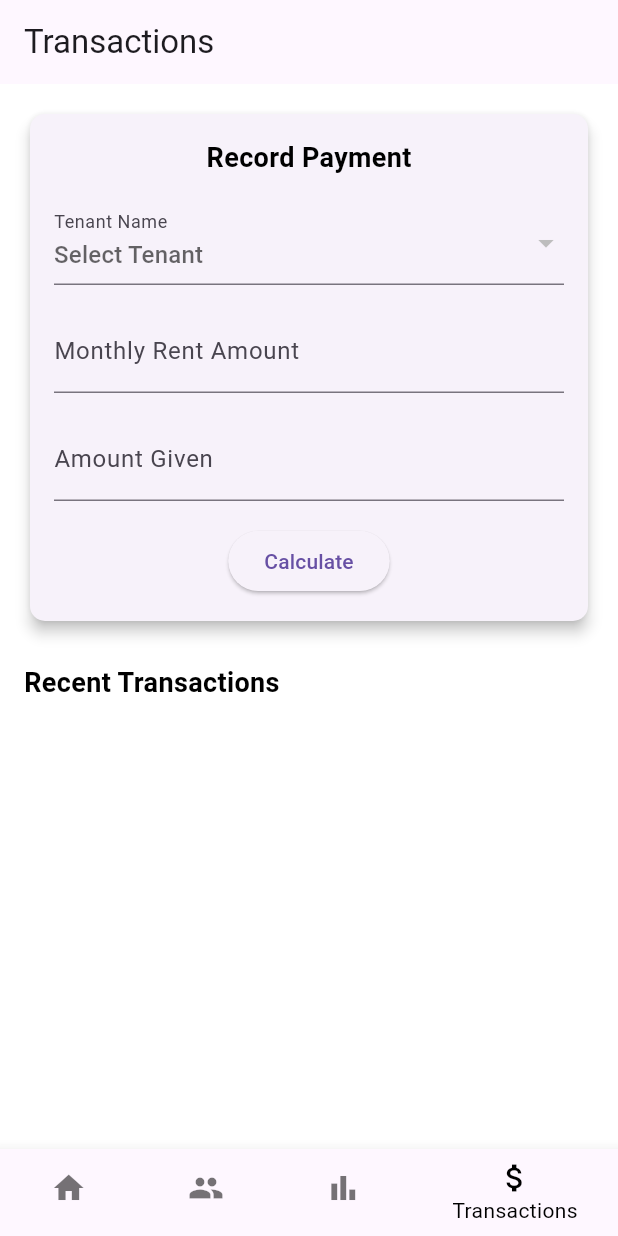
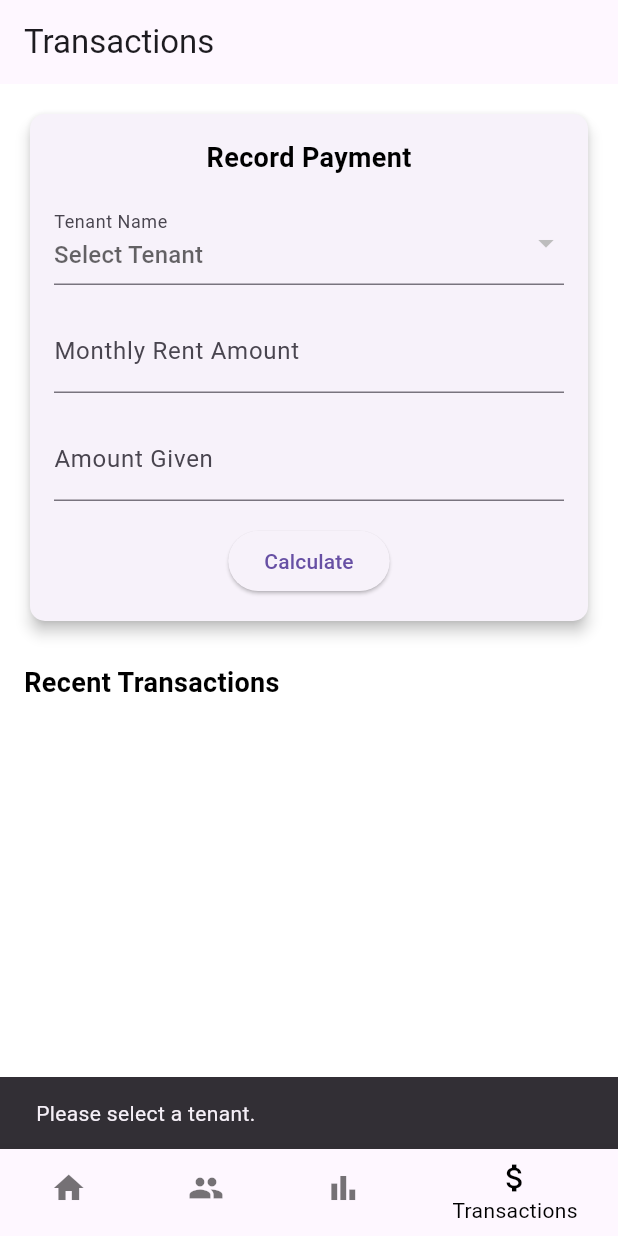
Before and after one commit to LeeRoiii/mejes-kun, a Flutter app: the screen it shows after launch, item 4 of the bottom bar chosen, after a tap on "Calculate", on a phone screen of 412 x 824 dp. Run offline on Flutter 3.47's test engine with Material 3 defaults, Android fonts, the phone set to English and light mode, and no system bars; our stand-ins replace sqflite; accounts and stored records are empty.

Commit message:
Add snackbar for calculation

```diff
--- a/lib/screens/transactions_screen.dart
+++ b/lib/screens/transactions_screen.dart
@@ -15,7 +15,6 @@ class _TransactionsScreenState extends State<TransactionsScreen> {
   final TextEditingController rentAmountController = TextEditingController();
   final TextEditingController amountGivenController = TextEditingController();
   List<Transaction> recentTransactions = [];
-  String resultMessage = '';
   String invoiceMessage = '';
 
   @override
@@ -57,9 +56,9 @@ class _TransactionsScreenState extends State<TransactionsScreen> {
 
   void _calculatePayment() async {
     if (selectedTenant == null) {
-      setState(() {
-        resultMessage = 'Please select a tenant.';
-      });
+      ScaffoldMessenger.of(context).showSnackBar(
+        SnackBar(content: Text('Please select a tenant.')),
+      );
       return;
     }
 
@@ -67,9 +66,17 @@ class _TransactionsScreenState extends State<TransactionsScreen> {
     final amountGiven = double.tryParse(amountGivenController.text) ?? 0;
 
     if (rentAmount <= 0 || amountGiven <= 0) {
-      setState(() {
-        resultMessage = 'Please enter valid amounts.';
-      });
+      ScaffoldMessenger.of(context).showSnackBar(
+        SnackBar(content: Text('Please enter valid amounts.')),
+      );
+      return;
+    }
+
+    // Show Snackbar if amountGiven is less than rentAmount
+    if (amountGiven < rentAmount) {
+      ScaffoldMessenger.of(context).showSnackBar(
+        SnackBar(content: Text('The amount given is less than the required rent. Please enter a sufficient amount.')),
+      );
       return;
     }
 
@@ -156,9 +163,9 @@ Date: ${DateTime.now().toString()}
 
   Future<void> _sendEmail() async {
     if (selectedTenant == null || selectedTenant!.email.isEmpty) {
-      setState(() {
-        resultMessage = 'Tenant does not have a valid email address.';
-      });
+      ScaffoldMessenger.of(context).showSnackBar(
+        SnackBar(content: Text('Tenant does not have a valid email address.')),
+      );
       return;
     }
 
@@ -169,9 +176,9 @@ Date: ${DateTime.now().toString()}
     if (await canLaunchUrl(emailUri)) {
       await launchUrl(emailUri);
     } else {
-      setState(() {
-        resultMessage = 'Could not open email client.';
-      });
+      ScaffoldMessenger.of(context).showSnackBar(
+        SnackBar(content: Text('Could not open email client.')),
+      );
     }
   }
 
```
